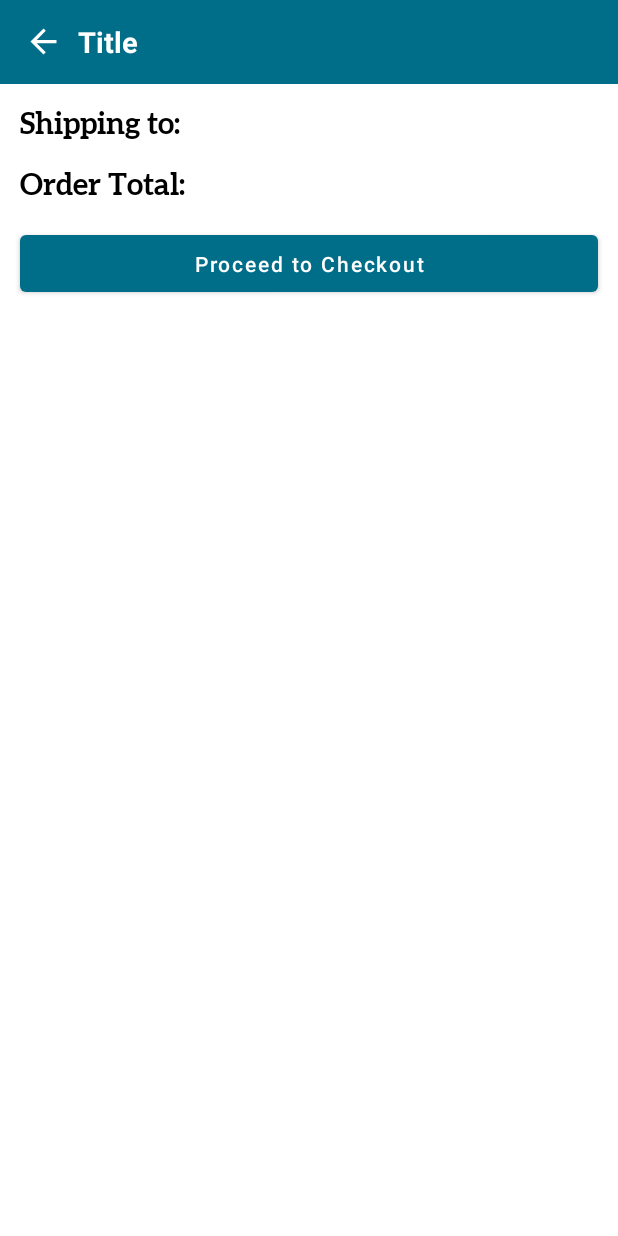
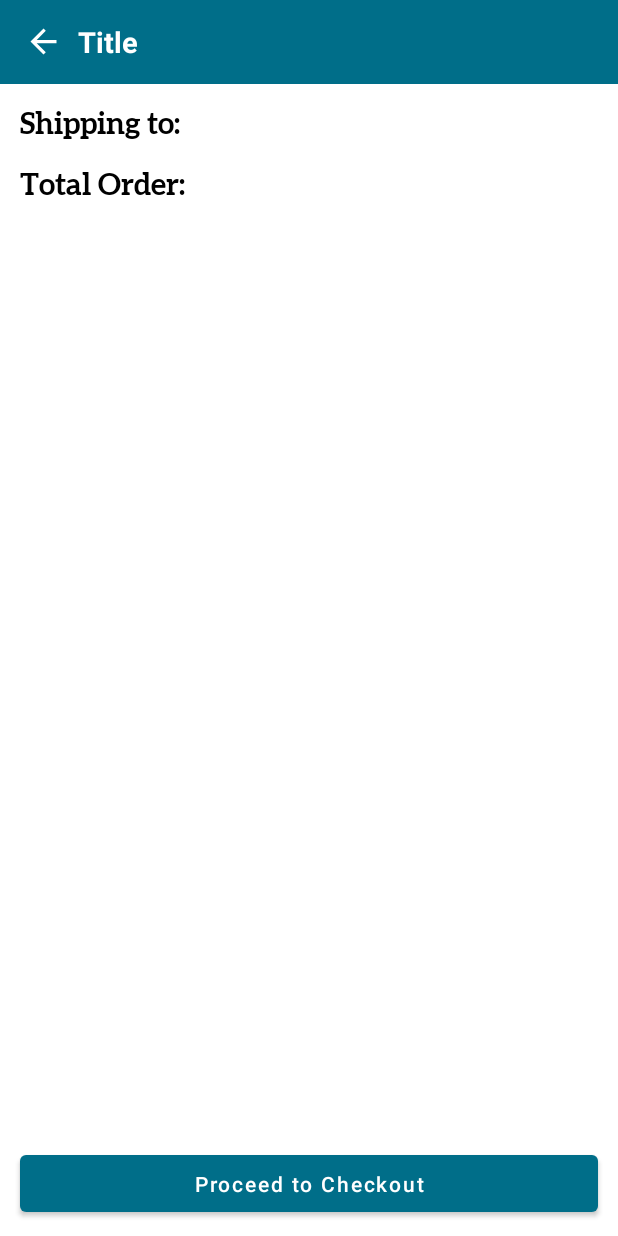
Before and after one commit to indevconsultancy/Claavia, an Android app: the layout fragment_order_place.xml on its own in the app's theme, with its tools: preview values and no code run, on a phone screen of 412 x 824 dp. Run offline under Robolectric (Android 15) with nearby library versions, the phone set to English and light mode, and no system bars.

Commit message:
Order count on cart icon

```diff
--- a/app/src/main/java/com/indev/claraa/fragment/Home.kt
+++ b/app/src/main/java/com/indev/claraa/fragment/Home.kt
@@ -18,6 +18,7 @@ import com.agraharisoft.notepad.Listener.ClickLinstener
 import com.indev.claraa.R
 import com.indev.claraa.adapter.ProductMasterAdapter
 import com.indev.claraa.databinding.FragmentHomeBinding
+import com.indev.claraa.entities.CartModel
 import com.indev.claraa.entities.ProductMasterModel
 import com.indev.claraa.helper.Constant
 import com.indev.claraa.helper.PrefHelper
--- a/app/src/main/java/com/indev/claraa/ui/HomeScreen.kt
+++ b/app/src/main/java/com/indev/claraa/ui/HomeScreen.kt
@@ -6,21 +6,23 @@ import androidx.appcompat.app.AppCompatActivity
 import androidx.databinding.DataBindingUtil
 import androidx.fragment.app.Fragment
 import androidx.fragment.app.FragmentManager
+import androidx.lifecycle.LiveData
 import cn.pedant.SweetAlert.SweetAlertDialog
 import com.agraharisoft.notepad.Listener.ClickLinstener
 import com.indev.claraa.R
 import com.indev.claraa.adapter.CartAdapter
 import com.indev.claraa.databinding.ActivityHomeScreenBinding
-import com.indev.claraa.fragment.Cart
-import com.indev.claraa.fragment.Home
-import com.indev.claraa.fragment.Profile
-import com.indev.claraa.fragment.Refer
+import com.indev.claraa.entities.CartModel
+import com.indev.claraa.fragment.*
 import com.indev.claraa.helper.Constant
 import com.indev.claraa.helper.PrefHelper
+import com.indev.claraa.repository.ProductRepository
+import com.indev.claraa.viewmodel.ProductDetailViewModel
 
 class HomeScreen : AppCompatActivity(), ClickLinstener {
     private lateinit var binding: ActivityHomeScreenBinding
     lateinit var preferences: PrefHelper
+    lateinit var cartArrayList: LiveData<List<CartModel>>
 
     override fun onCreate(savedInstanceState: Bundle?) {
         super.onCreate(savedInstanceState)
@@ -28,8 +30,11 @@ class HomeScreen : AppCompatActivity(), ClickLinstener {
         supportActionBar?.hide()
         replaceFregment(Home(), 0)
         var badge= binding.bottomNavigation.bottomNavigation.getOrCreateBadge(R.id.order)
+        cartArrayList = ProductRepository.getCartList(applicationContext)!!
 
-        badge.number = CartAdapter.totalProduct
+         cartArrayList.observe(this,{
+             badge.number =it.size
+        })
         preferences= PrefHelper(this)
         binding.bottomNavigation.bottomNavigation.setOnItemSelectedListener {
             when (it.itemId) {
--- a/app/src/main/java/com/indev/claraa/viewmodel/OrderPlaceViewModel.kt
+++ b/app/src/main/java/com/indev/claraa/viewmodel/OrderPlaceViewModel.kt
@@ -3,18 +3,23 @@ package com.indev.claraa.viewmodel
 import android.content.Context
 import android.content.Intent
 import androidx.databinding.ObservableField
+import androidx.fragment.app.Fragment
 import androidx.lifecycle.LifecycleOwner
 import androidx.lifecycle.LiveData
 import androidx.lifecycle.ViewModel
 import cn.pedant.SweetAlert.SweetAlertDialog
+import com.indev.claraa.R
 import com.indev.claraa.entities.AddressDetailsModel
 import com.indev.claraa.entities.CartModel
 import com.indev.claraa.entities.UserRegistrationModel
+import com.indev.claraa.fragment.Home
+import com.indev.claraa.fragment.Refer
 import com.indev.claraa.helper.Constant
 import com.indev.claraa.helper.PrefHelper
 import com.indev.claraa.repository.OrderPlaceRepository
 import com.indev.claraa.repository.ProductRepository
 import com.indev.claraa.repository.UserRegistrationRepository
+import com.indev.claraa.ui.HomeScreen
 import com.indev.claraa.ui.UserRegistration
 
 class OrderPlaceViewModel (val context: Context): ViewModel() {
@@ -39,8 +44,15 @@ class OrderPlaceViewModel (val context: Context): ViewModel() {
             .setContentText("")
             .setConfirmText("Ok")
             .setConfirmClickListener {sdialog ->
+                replaceFregment(Home())
                 sdialog.dismiss()
             }
             .show()
     }
+
+    private fun replaceFregment(fragment : Fragment) {
+        var transaction = (context as HomeScreen).supportFragmentManager.beginTransaction()
+        transaction?.replace(R.id.frame_layout, fragment)
+        transaction.commit()
+    }
 }
--- a/app/src/main/java/com/indev/claraa/viewmodel/ProductDetailViewModel.kt
+++ b/app/src/main/java/com/indev/claraa/viewmodel/ProductDetailViewModel.kt
@@ -80,6 +80,7 @@ class ProductDetailViewModel(val context: Context): ViewModel() {
                     productID,
                     PowerRangeAdapter.power_range,
                     packetValue.toString())!!
+                var amount= productMasterArrayList.get(0).price.toInt() * qtyValue!!.toInt()
                 if (checkExitPorduct == 0) {
                     cartModel = CartModel(
                         0,0,
@@ -89,7 +90,7 @@ class ProductDetailViewModel(val context: Context): ViewModel() {
                         productMasterArrayList.get(0).product_img1,
                         productMasterArrayList.get(0).product_img2,
                         productMasterArrayList.get(0).price,
-                        productMasterArrayList.get(0).price.toInt(),
+                        amount,
                         qtyValue.toString(),
                         productMasterArrayList.get(0).type_id,
                         productMasterArrayList.get(0).packet_id,
--- a/app/src/main/res/layout/fragment_cart.xml
+++ b/app/src/main/res/layout/fragment_cart.xml
@@ -55,7 +55,7 @@ xmlns:app="http://schemas.android.com/apk/res-auto">
             android:onClick="@{() ->cartVM.btnBackProduct()}"
             android:textColor="@color/white"
             android:textAllCaps="false"
-            android:text="Continue "/>
+            android:text="Continue Shopping"/>
 
             <Button
             android:layout_width="match_parent"
--- a/app/src/main/res/layout/fragment_order_place.xml
+++ b/app/src/main/res/layout/fragment_order_place.xml
@@ -8,7 +8,7 @@
             name="orderPlaceVM"
             type="com.indev.claraa.viewmodel.OrderPlaceViewModel"/>
     </data>
-    <LinearLayout
+    <RelativeLayout
         android:layout_width="match_parent"
         android:layout_height="match_parent"
         android:orientation="vertical">
@@ -24,75 +24,98 @@
             app:layout_constraintStart_toStartOf="parent"
             app:layout_constraintTop_toTopOf="parent" />
 
+
+            <LinearLayout
+                android:layout_width="match_parent"
+                android:layout_height="match_parent"
+                android:layout_below="@+id/toolbar"
+                android:layout_marginBottom="@dimen/_50sdp"
+                android:orientation="vertical">
+
                 <LinearLayout
 
                     android:layout_width="match_parent"
                     android:layout_height="wrap_content"
-            android:orientation="horizontal"
+                    android:layout_marginHorizontal="@dimen/_10sdp"
+                    android:layout_marginTop="@dimen/_10sdp"
                     android:gravity="top"
-            android:layout_marginTop="@dimen/_10sdp"
-            android:layout_marginHorizontal="@dimen/_10sdp">
+                    android:orientation="horizontal">
 
                     <TextView
                         android:layout_width="wrap_content"
                         android:layout_height="wrap_content"
+                        android:layout_gravity="center_vertical | top"
+                        android:fontFamily="@font/aleobold"
                         android:text="Shipping to: "
                         android:textColor="@color/black"
-            android:textSize="20dp"
-            android:fontFamily="@font/aleobold"
-            android:layout_gravity="center_vertical" />
+                        android:textSize="20dp" />
 
 
                     <TextView
                         android:id="@+id/tvAddress"
                         android:layout_width="match_parent"
                         android:layout_height="wrap_content"
+                        android:layout_gravity="center_vertical | top"
                         android:textColor="@color/black"
-            android:textSize="18dp"
-            android:layout_gravity="center_vertical"/>
+                        android:textSize="18dp" />
                 </LinearLayout>
+
                 <LinearLayout
                     android:layout_width="match_parent"
                     android:layout_height="wrap_content"
-            android:orientation="horizontal"
-            android:layout_margin="@dimen/_10sdp">
+                    android:layout_margin="@dimen/_10sdp"
+                    android:orientation="horizontal">
 
                     <TextView
                         android:layout_width="wrap_content"
                         android:layout_height="wrap_content"
-            android:text="Order Total: "
+                        android:layout_gravity="center_vertical"
+                        android:fontFamily="@font/aleobold"
+                        android:text="Total Order: "
                         android:textColor="@color/black"
-            android:textSize="20dp"
-            android:fontFamily="@font/aleobold"
-            android:layout_gravity="center_vertical" />
+                        android:textSize="20dp" />
 
 
                     <TextView
                         android:id="@+id/tvOrderTotal"
                         android:layout_width="match_parent"
                         android:layout_height="wrap_content"
+                        android:layout_gravity="center_vertical"
                         android:textColor="@color/black"
-            android:textSize="18dp"
-            android:layout_gravity="center_vertical"/>
+                        android:textSize="18dp" />
                 </LinearLayout>
 
                 <androidx.recyclerview.widget.RecyclerView
                     android:id="@+id/rv_order"
                     android:layout_width="match_parent"
-            android:layout_marginHorizontal="@dimen/_10sdp"
-            android:layout_height="wrap_content">
-        </androidx.recyclerview.widget.RecyclerView>
+                    android:layout_height="wrap_content"
+                    android:layout_marginHorizontal="@dimen/_10sdp"></androidx.recyclerview.widget.RecyclerView>
+
+
+            </LinearLayout>
+
+
+        <RelativeLayout
+            android:id="@+id/rlBottom"
+            android:layout_width="match_parent"
+            android:layout_height="wrap_content"
+            android:layout_alignParentBottom="true"
+            android:layout_marginTop="-286dp"
+            android:layout_marginBottom="10dp">
 
 
             <Button
                 android:layout_width="match_parent"
                 android:layout_height="50dp"
+                android:layout_gravity="bottom"
                 android:layout_marginHorizontal="@dimen/_10sdp"
                 android:onClick="@{() ->orderPlaceVM.btnPlace()}"
-            android:textColor="@color/white"
+                android:text="Proceed to Checkout"
                 android:textAllCaps="false"
-            android:text="Proceed to Checkout"/>
+                android:textColor="@color/white" />
+        </RelativeLayout>
 
-    </LinearLayout>
+
+    </RelativeLayout>
 
 </layout>
```
Lines whose indentation alone changed are shown as unchanged.
